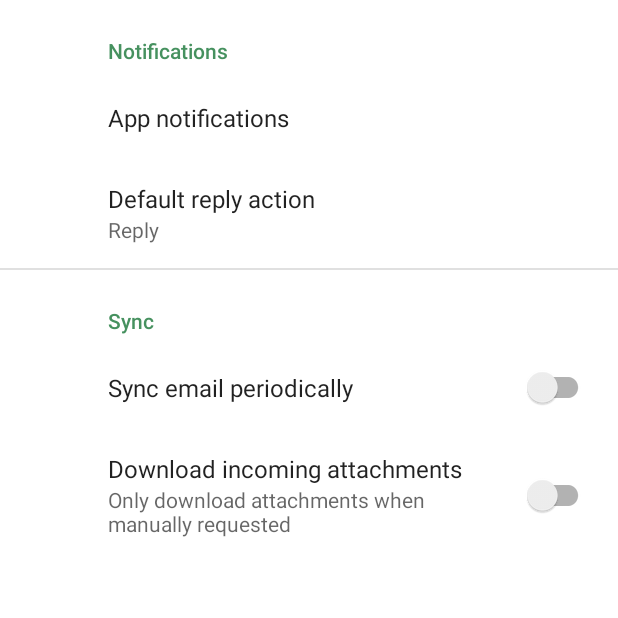
After one commit to salhanyf/Epidaurus_MA, an Android app: the SettingsActivity screen opened directly, with no data from a screen before it, on a phone screen of 412 x 824 dp, the top half of it. The commit adds this screen. Run offline under Robolectric (Android 15) with nearby library versions, the phone set to English and light mode, and no system bars; our stand-ins replace androidx.preference.

Commit message:
notifications works with some bugs

```diff
--- a/app/build.gradle
+++ b/app/build.gradle
@@ -31,6 +31,10 @@ android {
     kotlinOptions {
         jvmTarget = '1.8'
     }
+
+    viewBinding {
+        enabled = true
+    }
 }
 
 dependencies {
@@ -39,6 +43,7 @@ dependencies {
     implementation 'androidx.appcompat:appcompat:1.6.1'
     implementation 'com.google.android.material:material:1.11.0'
     implementation 'androidx.constraintlayout:constraintlayout:2.1.4'
+    implementation 'androidx.preference:preference-ktx:1.2.1'
     testImplementation 'junit:junit:4.13.2'
     androidTestImplementation 'androidx.test.ext:junit:1.1.5'
     androidTestImplementation 'androidx.test.espresso:espresso-core:3.5.1'
--- /dev/null
+++ b/app/src/main/java/com/team11/epidaurus_ma/SettingsActivity.kt
@@ -0,0 +1,31 @@
+package com.team11.epidaurus_ma
+
+import android.os.Bundle
+import android.widget.ImageView
+import androidx.appcompat.app.AppCompatActivity
+import androidx.preference.EditTextPreference
+import androidx.preference.PreferenceFragmentCompat
+
+class SettingsActivity : AppCompatActivity() {
+
+    override fun onCreate(savedInstanceState: Bundle?) {
+        super.onCreate(savedInstanceState)
+        setContentView(R.layout.settings_activity)
+        if (savedInstanceState == null) {
+            supportFragmentManager
+                .beginTransaction()
+                .replace(R.id.settings, SettingsFragment())
+                .commit()
+        }
+        supportActionBar?.setDisplayHomeAsUpEnabled(true)
+    }
+
+    class SettingsFragment : PreferenceFragmentCompat() {
+        override fun onCreatePreferences(savedInstanceState: Bundle?, rootKey: String?) {
+            setPreferencesFromResource(R.xml.root_preferences, rootKey)
+            val EditTextPreference = findPreference<EditTextPreference>("notifications")
+
+
+        }
+    }
+}
--- a/app/src/main/java/com/team11/epidaurus_ma/VitalsResponse.kt
+++ b/app/src/main/java/com/team11/epidaurus_ma/VitalsResponse.kt
@@ -8,5 +8,6 @@ data class VitalsResponse(
     val fallDetected:Int=0,
     val heartRate:Int=0,
     val bodyTemp:Float=0f,
-    val spO2:Float=0f
+    val spO2:Float=0f,
+    val patientID:Int=0,
 )
--- /dev/null
+++ b/app/src/main/res/layout/settings_activity.xml
@@ -0,0 +1,9 @@
+<LinearLayout xmlns:android="http://schemas.android.com/apk/res/android"
+    android:layout_width="match_parent"
+    android:layout_height="match_parent">
+
+    <FrameLayout
+        android:id="@+id/settings"
+        android:layout_width="match_parent"
+        android:layout_height="match_parent" />
+</LinearLayout>
--- /dev/null
+++ b/app/src/main/res/values/arrays.xml
@@ -0,0 +1,12 @@
+<resources>
+    <!-- Reply Preference -->
+    <string-array name="reply_entries">
+        <item>Reply</item>
+        <item>Reply to all</item>
+    </string-array>
+
+    <string-array name="reply_values">
+        <item>reply</item>
+        <item>reply_all</item>
+    </string-array>
+</resources>
--- a/app/src/main/res/values/strings.xml
+++ b/app/src/main/res/values/strings.xml
@@ -125,5 +125,24 @@
     <string name="patient_vitals">Vitals</string>
     <string name="what_went_wrong">What went wrong?</string>
     <string name="please_describe_the_issue">Please describe the issue..</string>
+    <string name="title_activity_settings">SettingsActivity</string>
+
+    <!-- Preference Titles -->
+    <string name="notifications_header">Notifications</string>
+    <string name="app_notification_title">App notifications</string>
+
+
+    <string name="sync_header">Sync</string>
+
+    <!-- Messages Preferences -->
+    <string name="signature_title">Your signature</string>
+    <string name="reply_title">Default reply action</string>
+
+    <!-- Sync Preferences -->
+    <string name="sync_title">Sync email periodically</string>
+    <string name="attachment_title">Download incoming attachments</string>
+    <string name="attachment_summary_on">Automatically download attachments for incoming emails
+    </string>
+    <string name="attachment_summary_off">Only download attachments when manually requested</string>
 
 </resources>
--- /dev/null
+++ b/app/src/main/res/xml/root_preferences.xml
@@ -0,0 +1,34 @@
+<PreferenceScreen xmlns:app="http://schemas.android.com/apk/res-auto">
+
+    <PreferenceCategory app:title="@string/notifications_header">
+
+        <EditTextPreference
+            app:key="notifications"
+            app:title="@string/app_notification_title" />
+
+        <ListPreference
+            app:defaultValue="reply"
+            app:entries="@array/reply_entries"
+            app:entryValues="@array/reply_values"
+            app:key="reply"
+            app:title="@string/reply_title"
+            app:useSimpleSummaryProvider="true" />
+
+    </PreferenceCategory>
+
+    <PreferenceCategory app:title="@string/sync_header">
+
+        <SwitchPreferenceCompat
+            app:key="sync"
+            app:title="@string/sync_title" />
+
+        <SwitchPreferenceCompat
+            app:dependency="sync"
+            app:key="attachment"
+            app:summaryOff="@string/attachment_summary_off"
+            app:summaryOn="@string/attachment_summary_on"
+            app:title="@string/attachment_title" />
+
+    </PreferenceCategory>
+
+</PreferenceScreen>
```
Also changed, not shown: app/src/main/AndroidManifest.xml (+21 -4 lines), app/src/main/java/com/team11/epidaurus_ma/AlertActivity.kt (added, +99 -0 lines), app/src/main/java/com/team11/epidaurus_ma/HomePageActivity.kt (+50 -2 lines), app/src/main/java/com/team11/epidaurus_ma/SupabaseListeningService.kt (added, +157 -0 lines), app/src/main/java/com/team11/epidaurus_ma/VitalsActivity.kt (+9 -3 lines), app/src/main/res/layout/activity_alert.xml (added, +173 -0 lines), app/src/main/res/layout/activity_home_page.xml (+14 -0 lines), app/src/main/res/layout/activity_vitals.xml (+3 -39 lines).
